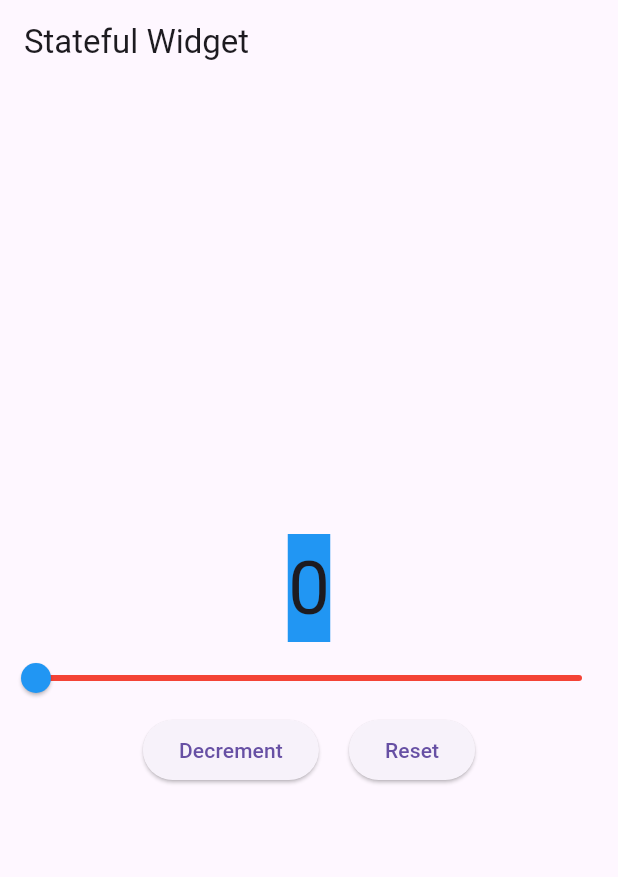
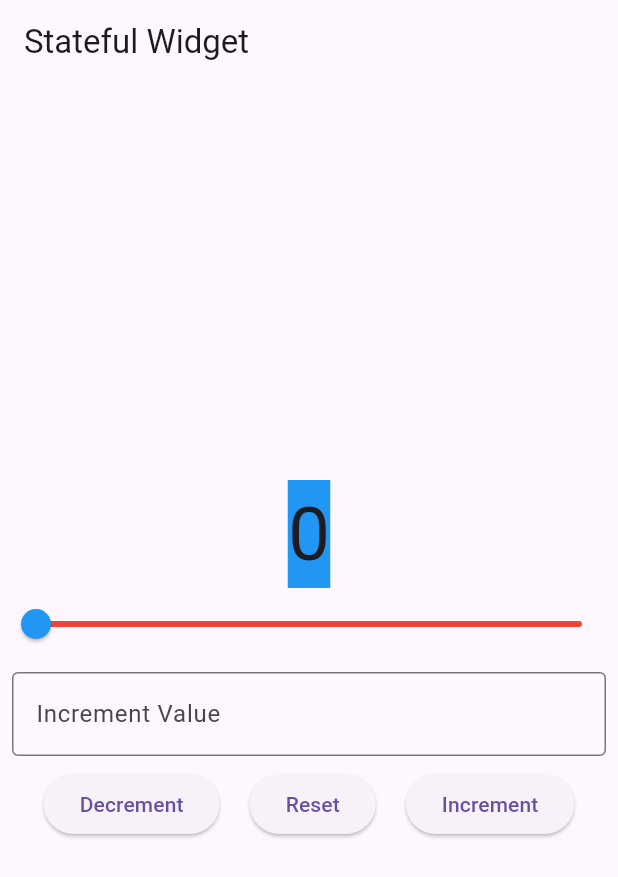
Before and after one commit to SteveT2023/StatefulWidget, a Flutter app: the screen it shows after launch, on a phone screen of 412 x 824 dp. Shown: the top 877 px of the screen. Run offline on Flutter 3.47's test engine with Material 3 defaults, Android fonts, the phone set to English and light mode, and no system bars.

Commit message:
Added custom increment value.

```diff
--- a/lib/main.dart
+++ b/lib/main.dart
@@ -28,6 +28,15 @@ class CounterWidget extends StatefulWidget {
 class _CounterWidgetState extends State<CounterWidget> {
   //initial counter value
   int _counter = 0;
+  int _incrementValue = 1;
+
+  final TextEditingController _controller = TextEditingController();
+
+  @override
+  void dispose() {
+    _controller.dispose();
+    super.dispose();
+  }
 
   @override
   Widget build(BuildContext context) {
@@ -60,6 +69,22 @@ class _CounterWidgetState extends State<CounterWidget> {
             activeColor: Colors.blue,
             inactiveColor: Colors.red,
           ),
+          Padding(
+            padding: const EdgeInsets.all(8.0),
+            child: TextField(
+              controller: _controller,
+              keyboardType: TextInputType.number,
+              decoration: InputDecoration(
+                border: OutlineInputBorder(),
+                labelText: 'Increment Value',
+              ),
+              onChanged: (value) {
+                setState(() {
+                  _incrementValue = int.tryParse(value) ?? 1;
+                });
+              },
+            ),
+          ),
           Row(
             mainAxisAlignment: MainAxisAlignment.center,
             children: [
@@ -82,6 +107,15 @@ class _CounterWidgetState extends State<CounterWidget> {
                 },
                 child: Text('Reset'),
               ),
+              SizedBox(width: 20),
+              ElevatedButton(
+                onPressed: () {
+                  setState(() {
+                    _counter += _incrementValue;
+                  });
+                },
+                child: Text('Increment'),
+              ),
             ],
           ),
         ],
```
